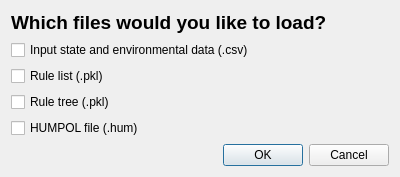
The window that MSA_QGIS_load_save_dialog.ui (ThyavdBerg/MSA-Q) describes before a commit, drawn with Qt 5.
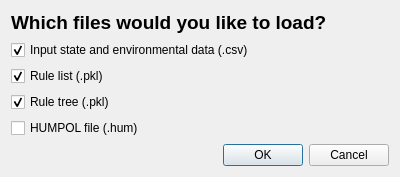
The same window after the commit.

```diff
--- a/MSA_QGIS_load_save_dialog.ui
+++ b/MSA_QGIS_load_save_dialog.ui
@@ -35,6 +35,9 @@
        <property name="text">
         <string>Input state and environmental data (.csv)</string>
        </property>
+       <property name="checked">
+        <bool>true</bool>
+       </property>
       </widget>
      </item>
      <item>
@@ -42,6 +45,9 @@
        <property name="text">
         <string>Rule list (.pkl)</string>
        </property>
+       <property name="checked">
+        <bool>true</bool>
+       </property>
       </widget>
      </item>
      <item>
@@ -49,6 +55,9 @@
        <property name="text">
         <string>Rule tree (.pkl)</string>
        </property>
+       <property name="checked">
+        <bool>true</bool>
+       </property>
       </widget>
      </item>
      <item>
```
